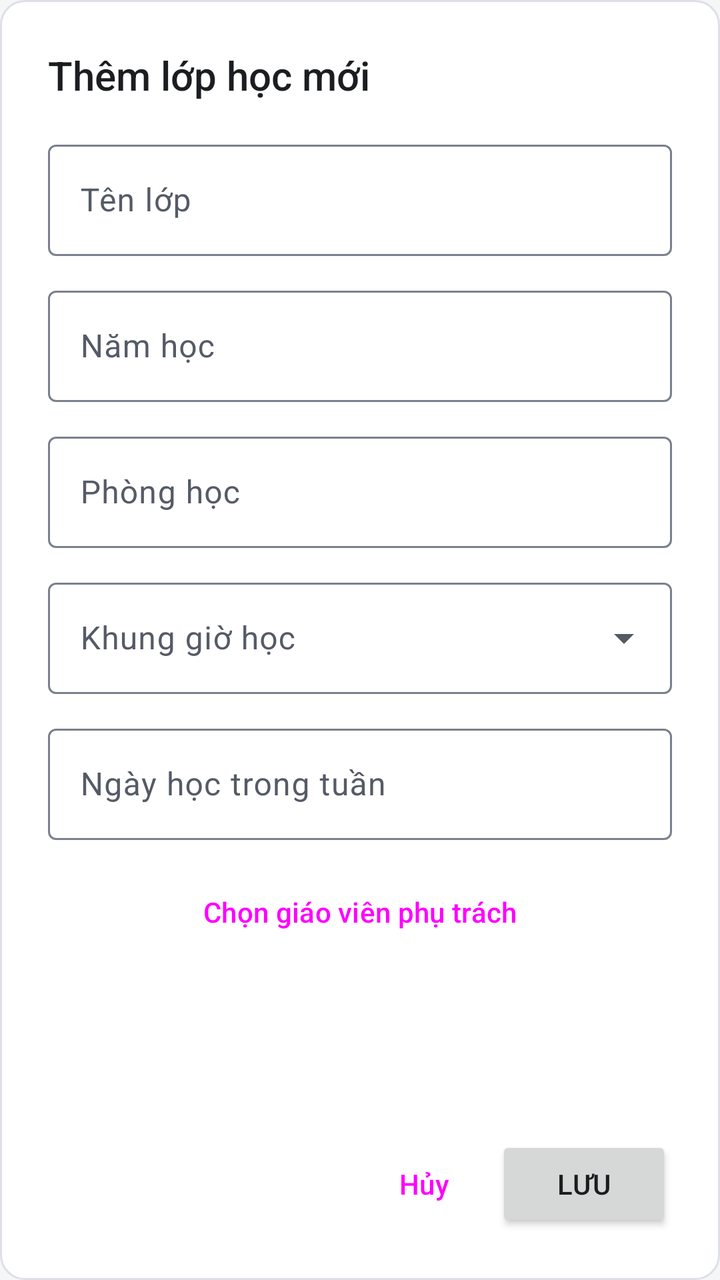
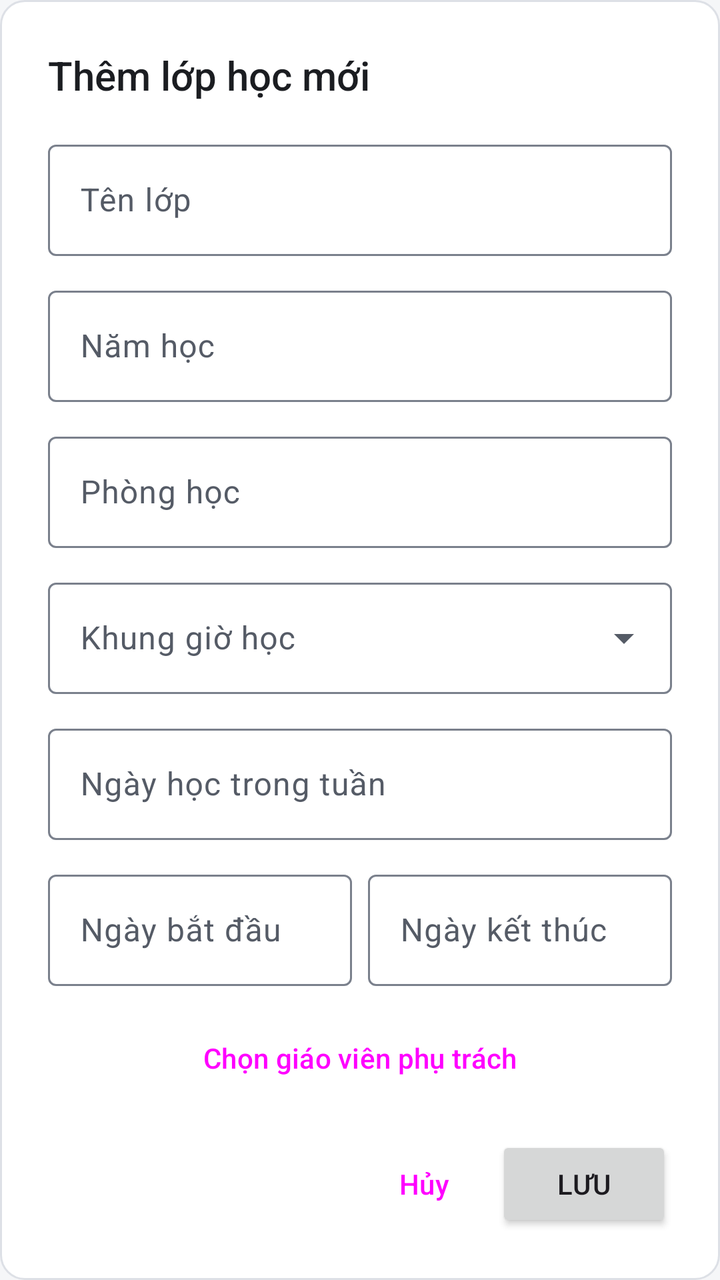

The first picture is an Android layout as it rendered before a commit; the second is the same layout after the commit. The layout source and the unified diff follow.
<!-- AndroidManifest.xml: application theme Theme.Kstudy -->
<!-- res/layout/dialog_add_edit_class.xml -->
<?xml version="1.0" encoding="utf-8"?>
<LinearLayout xmlns:android="http://schemas.android.com/apk/res/android"
    xmlns:app="http://schemas.android.com/apk/res-auto"
    android:layout_width="match_parent"
    android:layout_height="wrap_content"
    android:background="@drawable/bg_card"
    android:orientation="vertical"
    android:padding="24dp">

    <TextView
        android:id="@+id/tvDialogTitle"
        android:layout_width="wrap_content"
        android:layout_height="wrap_content"
        android:text="Thêm lớp học mới"
        android:textAppearance="@style/TextAppearance.Kstudy.Title" />

    
    <androidx.core.widget.NestedScrollView
        android:layout_width="match_parent"
        android:layout_height="0dp"
        android:layout_marginTop="16dp"
        android:layout_weight="1">

        <LinearLayout
            android:layout_width="match_parent"
            android:layout_height="wrap_content"
            android:orientation="vertical">

            <com.google.android.material.textfield.TextInputLayout
                android:id="@+id/tilClassName"
                style="@style/Widget.Material3.TextInputLayout.OutlinedBox"
                android:layout_width="match_parent"
                android:layout_height="wrap_content"
                android:layout_marginBottom="12dp"
                android:hint="Tên lớp"
                app:placeholderText="Ví dụ: Lớp 12A1">

                <com.google.android.material.textfield.TextInputEditText
                    android:id="@+id/etClassName"
                    android:layout_width="match_parent"
                    android:layout_height="wrap_content"
                    android:inputType="textCapSentences"
                    android:maxLines="1" />
            </com.google.android.material.textfield.TextInputLayout>

            <com.google.android.material.textfield.TextInputLayout
                android:id="@+id/tilAcademicYear"
                style="@style/Widget.Material3.TextInputLayout.OutlinedBox"
                android:layout_width="match_parent"
                android:layout_height="wrap_content"
                android:layout_marginBottom="12dp"
                android:hint="Năm học"
                app:placeholderText="Ví dụ: 2025-2026">

                <com.google.android.material.textfield.TextInputEditText
                    android:id="@+id/etAcademicYear"
                    android:layout_width="match_parent"
                    android:layout_height="wrap_content"
                    android:inputType="text"
                    android:maxLines="1" />
            </com.google.android.material.textfield.TextInputLayout>

            <com.google.android.material.textfield.TextInputLayout
                android:id="@+id/tilRoom"
                style="@style/Widget.Material3.TextInputLayout.OutlinedBox"
                android:layout_width="match_parent"
                android:layout_height="wrap_content"
                android:layout_marginBottom="12dp"
                android:hint="Phòng học"
                app:placeholderText="Ví dụ: Phòng 302">

                <com.google.android.material.textfield.TextInputEditText
                    android:id="@+id/etRoom"
                    android:layout_width="match_parent"
                    android:layout_height="wrap_content"
                    android:inputType="textCapSentences"
                    android:maxLines="1" />
            </com.google.android.material.textfield.TextInputLayout>

            
            <com.google.android.material.textfield.TextInputLayout
                android:id="@+id/tilTimeSlot"
                style="@style/Widget.Material3.TextInputLayout.OutlinedBox.ExposedDropdownMenu"
                android:layout_width="match_parent"
                android:layout_height="wrap_content"
                android:layout_marginBottom="12dp"
                android:hint="Khung giờ học">

                <AutoCompleteTextView
                    android:id="@+id/actvTimeSlot"
                    android:layout_width="match_parent"
                    android:layout_height="wrap_content"
                    android:inputType="none" />
            </com.google.android.material.textfield.TextInputLayout>

            
            <com.google.android.material.textfield.TextInputLayout
                android:id="@+id/tilDays"
                style="@style/Widget.Material3.TextInputLayout.OutlinedBox"
                android:layout_width="match_parent"
                android:layout_height="wrap_content"
                android:layout_marginBottom="12dp"
                android:hint="Ngày học trong tuần">

                <com.google.android.material.textfield.TextInputEditText
                    android:id="@+id/etDays"
                    android:layout_width="match_parent"
                    android:layout_height="wrap_content"
                    android:clickable="true"
                    android:cursorVisible="false"
                    android:focusable="false" />
            </com.google.android.material.textfield.TextInputLayout>

            <Button
                android:id="@+id/btnSelectTeacherDialog"
                style="@style/Widget.Kstudy.Button.Outlined"
                android:layout_width="match_parent"
                android:layout_height="wrap_content"
                android:text="Chọn giáo viên phụ trách" />
        </LinearLayout>
    </androidx.core.widget.NestedScrollView>

    <LinearLayout
        android:layout_width="match_parent"
        android:layout_height="wrap_content"
        android:layout_marginTop="16dp"
        android:gravity="end"
        android:orientation="horizontal">

        <Button
            android:id="@+id/btnCancelClass"
            style="@style/Widget.Kstudy.Button.Text"
            android:layout_width="wrap_content"
            android:layout_height="wrap_content"
            android:layout_marginEnd="8dp"
            android:text="Hủy" />

        <Button
            android:id="@+id/btnSaveClass"
            android:layout_width="wrap_content"
            android:layout_height="wrap_content"
            android:text="Lưu" />
    </LinearLayout>
</LinearLayout>
<!-- resources referenced by this layout -->
<resources>
  <!-- drawable bg_card (drawable) -->
  <?xml version="1.0" encoding="utf-8"?>
  <shape xmlns:android="http://schemas.android.com/apk/res/android"
      android:shape="rectangle">
      <solid android:color="@color/surface" />
      <corners android:radius="@dimen/radius_container" />
      <stroke
          android:width="1dp"
          android:color="@color/outline_variant" />
  </shape>
  <style name="TextAppearance.Kstudy.Title" parent="TextAppearance.Material3.TitleLarge">
          <item name="android:textSize">20sp</item>
          <item name="android:fontFamily">sans-serif-medium</item>
          <item name="fontFamily">sans-serif-medium</item>
          <item name="android:textColor">?attr/colorOnSurface</item>
      </style>
  <style name="Widget.Kstudy.Button.Outlined" parent="Widget.Material3.Button.OutlinedButton">
          <item name="shapeAppearanceOverlay">@style/ShapeAppearanceOverlay.Kstudy.Control</item>
      </style>
  <style name="Widget.Kstudy.Button.Text" parent="Widget.Material3.Button.TextButton">
          <item name="shapeAppearanceOverlay">@style/ShapeAppearanceOverlay.Kstudy.Control</item>
          <item name="android:minWidth">56dp</item>
      </style>
  <style name="Theme.Kstudy" parent="Base.Theme.Kstudy" />
  <color name="surface">#FFFFFF</color>
  <dimen name="radius_container">12dp</dimen>
  <color name="outline_variant">#DDE0E6</color>
  <style name="ShapeAppearanceOverlay.Kstudy.Control" parent="">
          <item name="cornerFamily">rounded</item>
          <item name="cornerSize">@dimen/radius_control</item>
      </style>
  <dimen name="radius_control">8dp</dimen>
  <color name="primary">#1F3A5F</color>
  <color name="on_primary">#FFFFFF</color>
  <color name="primary_container">#E2E9F3</color>
  <color name="on_primary_container">#14263F</color>
  <color name="primary_inverse">#A9C1E3</color>
  <color name="secondary">#56606E</color>
  <color name="secondary_container">#E7EAEF</color>
  <color name="on_secondary_container">#1C2430</color>
  <color name="background">#F5F6F8</color>
  <color name="on_surface">#1B1D21</color>
  <color name="surface_container">#ECEEF2</color>
  <color name="text_secondary">#555B66</color>
  <color name="surface_inverse">#2F3237</color>
  <color name="on_surface_inverse">#F1F2F4</color>
  <color name="surface_dim">#DCDEE3</color>
  <color name="surface_container_low">#F5F6F8</color>
  <color name="surface_container_high">#E4E7EC</color>
  <color name="outline">#7A808C</color>
  <color name="error">#B3261E</color>
  <color name="error_container">#FBEAE8</color>
  <color name="on_error_container">#5F1410</color>
  <style name="Widget.Kstudy.Button" parent="Widget.Material3.Button">
          <item name="shapeAppearanceOverlay">@style/ShapeAppearanceOverlay.Kstudy.Control</item>
      </style>
  <style name="ThemeOverlay.Kstudy.MaterialAlertDialog" parent="ThemeOverlay.Material3.MaterialAlertDialog">
          <item name="alertDialogStyle">@style/MaterialAlertDialog.Kstudy</item>
          <item name="buttonBarPositiveButtonStyle">@style/Widget.Kstudy.Button.Text.Dialog</item>
          <item name="buttonBarNegativeButtonStyle">@style/Widget.Kstudy.Button.Text.Dialog</item>
          <item name="buttonBarNeutralButtonStyle">@style/Widget.Kstudy.Button.Text.Dialog.Flush</item>
      </style>
  <style name="MaterialAlertDialog.Kstudy" parent="MaterialAlertDialog.Material3">
          <item name="backgroundTint">?attr/colorSurface</item>
      </style>
  <style name="Widget.Kstudy.Button.Text.Dialog" parent="Widget.Material3.Button.TextButton.Dialog">
          <item name="shapeAppearanceOverlay">@style/ShapeAppearanceOverlay.Kstudy.Control</item>
      </style>
  <style name="Widget.Kstudy.Button.Text.Dialog.Flush">
          <item name="android:layout_marginStart">0dp</item>
          <item name="android:layout_marginLeft">0dp</item>
      </style>
  <!-- unchanged entries left out for length: 1 -->
</resources>

<!-- the commit's change to res/layout/dialog_add_edit_class.xml (unified diff, before → after) -->
@@ -111,6 +111,50 @@
                     android:focusable="false" />
             </com.google.android.material.textfield.TextInputLayout>
 
+            
+            <LinearLayout
+                android:layout_width="match_parent"
+                android:layout_height="wrap_content"
+                android:layout_marginBottom="12dp"
+                android:baselineAligned="false"
+                android:orientation="horizontal">
+
+                <com.google.android.material.textfield.TextInputLayout
+                    android:id="@+id/tilStartDate"
+                    style="@style/Widget.Material3.TextInputLayout.OutlinedBox"
+                    android:layout_width="0dp"
+                    android:layout_height="wrap_content"
+                    android:layout_marginEnd="8dp"
+                    android:layout_weight="1"
+                    android:hint="Ngày bắt đầu">
+
+                    <com.google.android.material.textfield.TextInputEditText
+                        android:id="@+id/etStartDate"
+                        android:layout_width="match_parent"
+                        android:layout_height="wrap_content"
+                        android:clickable="true"
+                        android:cursorVisible="false"
+                        android:focusable="false" />
+                </com.google.android.material.textfield.TextInputLayout>
+
+                <com.google.android.material.textfield.TextInputLayout
+                    android:id="@+id/tilEndDate"
+                    style="@style/Widget.Material3.TextInputLayout.OutlinedBox"
+                    android:layout_width="0dp"
+                    android:layout_height="wrap_content"
+                    android:layout_weight="1"
+                    android:hint="Ngày kết thúc">
+
+                    <com.google.android.material.textfield.TextInputEditText
+                        android:id="@+id/etEndDate"
+                        android:layout_width="match_parent"
+                        android:layout_height="wrap_content"
+                        android:clickable="true"
+                        android:cursorVisible="false"
+                        android:focusable="false" />
+                </com.google.android.material.textfield.TextInputLayout>
+            </LinearLayout>
+
             <Button
                 android:id="@+id/btnSelectTeacherDialog"
                 style="@style/Widget.Kstudy.Button.Outlined"
